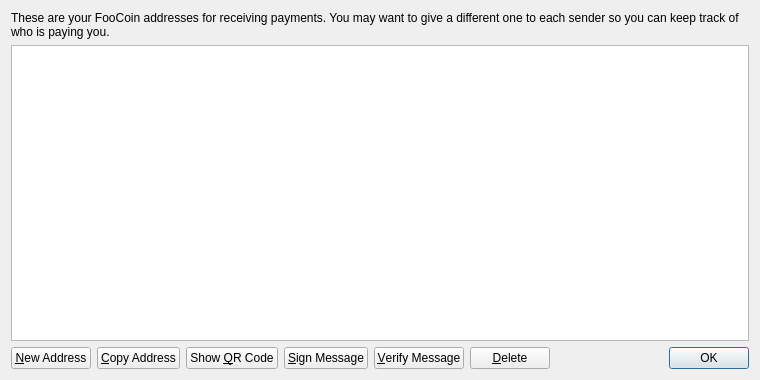
Qt form src/qt/forms/addressbookpage.ui (BitHex17/litcoin) before a commit.
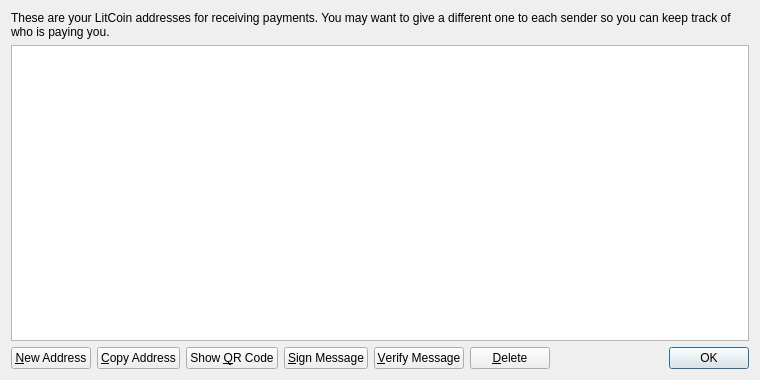
The same form after that commit. Icons and pictures are not drawn.

What changed in the file:
```diff
--- a/src/qt/forms/addressbookpage.ui
+++ b/src/qt/forms/addressbookpage.ui
@@ -17,7 +17,7 @@
    <item>
     <widget class="QLabel" name="labelExplanation">
      <property name="text">
-      <string>These are your FooCoin addresses for receiving payments. You may want to give a different one to each sender so you can keep track of who is paying you.</string>
+      <string>These are your LitCoin addresses for receiving payments. You may want to give a different one to each sender so you can keep track of who is paying you.</string>
      </property>
      <property name="textFormat">
       <enum>Qt::PlainText</enum>
```
Left out of the diff: 4 changed lines with no effect on the pictures.
